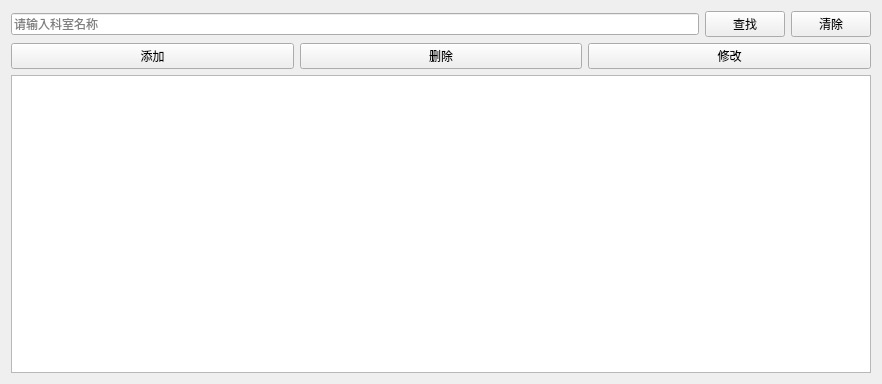
Above: departmentview.ui from Bypositive/Qt_Experience03 before the change. Below: the same form after it.
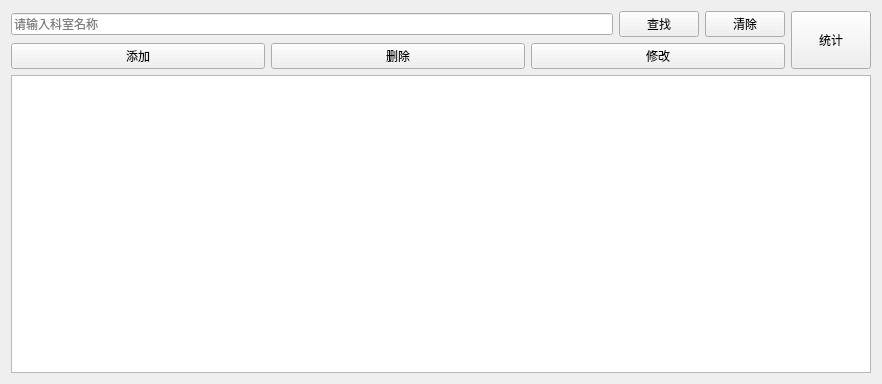
That is the form after the change.

Commit message: 针对科室管理（新增功能）添加了新的统计功能，可以对科室进行医生数量统计，并通过弹出框显示统计结果

Patch:
```diff
--- a/departmentview.ui
+++ b/departmentview.ui
@@ -13,10 +13,12 @@
   <property name="windowTitle">
    <string>科室管理</string>
   </property>
-  <layout class="QGridLayout" name="gridLayout_2">
-   <item row="0" column="0">
     <layout class="QGridLayout" name="gridLayout">
      <item row="0" column="0">
+    <layout class="QHBoxLayout" name="horizontalLayout_3">
+     <item>
+      <layout class="QVBoxLayout" name="verticalLayout">
+       <item>
       <layout class="QHBoxLayout" name="horizontalLayout_2">
        <item>
         <widget class="QLineEdit" name="txtSearch">
@@ -44,7 +46,7 @@
        </item>
       </layout>
      </item>
-     <item row="1" column="0">
+       <item>
       <layout class="QHBoxLayout" name="horizontalLayout">
        <item>
         <widget class="QPushButton" name="btAdd">
@@ -69,10 +71,25 @@
        </item>
       </layout>
      </item>
-     <item row="2" column="0">
+      </layout>
+     </item>
+     <item>
+      <widget class="QPushButton" name="btStats">
+       <property name="sizePolicy">
+        <sizepolicy hsizetype="Preferred" vsizetype="Preferred">
+         <horstretch>0</horstretch>
+         <verstretch>0</verstretch>
+        </sizepolicy>
+       </property>
+       <property name="text">
+        <string>统计</string>
+       </property>
+      </widget>
+     </item>
+    </layout>
+   </item>
+   <item row="1" column="0">
       <widget class="QTableView" name="tableView"/>
-     </item>
-    </layout>
    </item>
   </layout>
  </widget>
```
Lines whose indentation alone changed are shown as unchanged. The commit also changes 2 other files.
